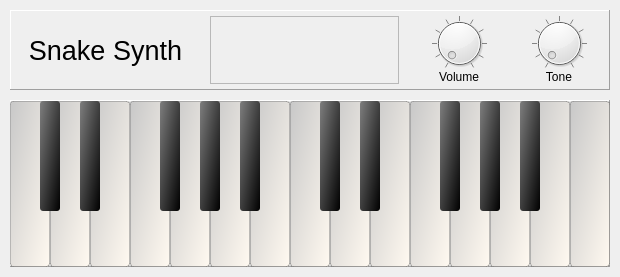
First picture: the form in ui/form.ui, repository rohan-singh1/SnakeSynth, before the edit.
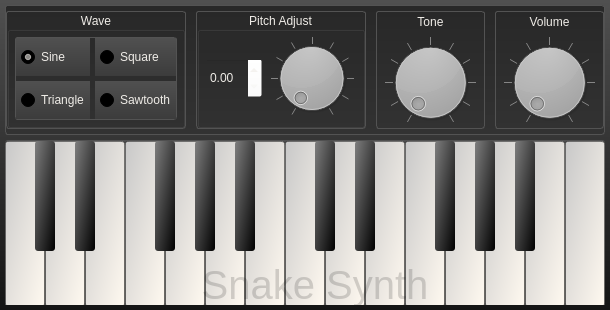
Second picture: the form after the edit.

Commit message: Added pitch adjuster knob with numeric input and waveform selector

```diff
--- a/ui/form.ui
+++ b/ui/form.ui
@@ -6,209 +6,376 @@
    <rect>
     <x>0</x>
     <y>0</y>
-    <width>620</width>
-    <height>277</height>
+    <width>610</width>
+    <height>310</height>
    </rect>
   </property>
-  <property name="sizePolicy">
-   <sizepolicy hsizetype="Fixed" vsizetype="Fixed">
-    <horstretch>0</horstretch>
-    <verstretch>0</verstretch>
-   </sizepolicy>
-  </property>
-  <property name="minimumSize">
-   <size>
-    <width>620</width>
-    <height>277</height>
-   </size>
-  </property>
-  <property name="maximumSize">
-   <size>
-    <width>620</width>
-    <height>277</height>
-   </size>
-  </property>
   <property name="windowTitle">
    <string>Snake Synth</string>
   </property>
+  <property name="styleSheet">
+   <string notr="true">background-color: qlineargradient(spread:repeat, x1:1, y1:1, x2:1, y2:0, stop:0 rgba(20, 20, 20, 255), stop:1 rgba(80, 80, 80, 255));</string>
+  </property>
   <layout class="QVBoxLayout" name="verticalLayout_3">
    <property name="spacing">
-    <number>10</number>
+    <number>5</number>
    </property>
    <property name="leftMargin">
-    <number>10</number>
+    <number>5</number>
    </property>
    <property name="topMargin">
-    <number>10</number>
+    <number>5</number>
    </property>
    <property name="rightMargin">
-    <number>10</number>
+    <number>5</number>
    </property>
    <property name="bottomMargin">
-    <number>10</number>
+    <number>5</number>
    </property>
    <item>
-    <widget class="QFrame" name="frame_2">
-     <property name="minimumSize">
-      <size>
-       <width>0</width>
-       <height>80</height>
-      </size>
-     </property>
+    <widget class="QFrame" name="control_frame">
      <property name="maximumSize">
       <size>
        <width>16777215</width>
-       <height>80</height>
+       <height>130</height>
       </size>
      </property>
+     <property name="styleSheet">
+      <string notr="true">QFrame {
+	border-radius: 3px;
+	background-color: qlineargradient(spread:repeat, x1:1, y1:1, x2:1, y2:0, stop:1 rgba(40, 40, 40, 255), stop:0 rgba(50, 50, 50, 255));
+	border: 1px solid;
+	border-color: rgb(83, 83, 83);
+}</string>
+     </property>
      <property name="frameShape">
-      <enum>QFrame::NoFrame</enum>
+      <enum>QFrame::Panel</enum>
      </property>
      <property name="frameShadow">
       <enum>QFrame::Raised</enum>
      </property>
-     <layout class="QHBoxLayout" name="horizontalLayout">
+     <layout class="QHBoxLayout" name="horizontalLayout_3">
       <property name="spacing">
-       <number>0</number>
+       <number>10</number>
       </property>
       <property name="leftMargin">
        <number>0</number>
       </property>
       <property name="topMargin">
-       <number>0</number>
+       <number>5</number>
       </property>
       <property name="rightMargin">
        <number>0</number>
       </property>
       <property name="bottomMargin">
-       <number>0</number>
+       <number>5</number>
       </property>
       <item>
-       <widget class="QFrame" name="frame_4">
+       <widget class="QFrame" name="wave_frame">
+        <property name="sizePolicy">
+         <sizepolicy hsizetype="Expanding" vsizetype="Preferred">
+          <horstretch>0</horstretch>
+          <verstretch>0</verstretch>
+         </sizepolicy>
+        </property>
         <property name="frameShape">
-         <enum>QFrame::Panel</enum>
+         <enum>QFrame::StyledPanel</enum>
         </property>
         <property name="frameShadow">
          <enum>QFrame::Raised</enum>
         </property>
-        <layout class="QHBoxLayout" name="horizontalLayout_3">
+        <layout class="QVBoxLayout" name="verticalLayout_2">
          <property name="spacing">
-          <number>10</number>
+          <number>0</number>
          </property>
          <property name="leftMargin">
           <number>0</number>
          </property>
          <property name="topMargin">
-          <number>5</number>
+          <number>0</number>
          </property>
          <property name="rightMargin">
           <number>0</number>
          </property>
          <property name="bottomMargin">
-          <number>5</number>
+          <number>0</number>
          </property>
          <item>
-          <widget class="QLabel" name="label_3">
-           <property name="font">
-            <font>
-             <pointsize>20</pointsize>
-            </font>
+          <widget class="QGroupBox" name="wave_groupBox">
+           <property name="styleSheet">
+            <string notr="true">color: rgb(239, 236, 231);
+background-color: rgba(255, 255, 255, 0);</string>
            </property>
-           <property name="text">
-            <string>Snake Synth</string>
+           <property name="title">
+            <string>Wave</string>
            </property>
            <property name="alignment">
             <set>Qt::AlignCenter</set>
            </property>
+           <layout class="QHBoxLayout" name="horizontalLayout">
+            <property name="spacing">
+             <number>5</number>
+            </property>
+            <property name="leftMargin">
+             <number>5</number>
+            </property>
+            <property name="topMargin">
+             <number>5</number>
+            </property>
+            <property name="rightMargin">
+             <number>5</number>
+            </property>
+            <property name="bottomMargin">
+             <number>5</number>
+            </property>
+            <item>
+             <widget class="QFrame" name="wave_grid">
+              <property name="frameShape">
+               <enum>QFrame::NoFrame</enum>
+              </property>
+              <property name="frameShadow">
+               <enum>QFrame::Plain</enum>
+              </property>
+              <layout class="QGridLayout" name="gridLayout">
+               <property name="leftMargin">
+                <number>0</number>
+               </property>
+               <property name="topMargin">
+                <number>0</number>
+               </property>
+               <property name="rightMargin">
+                <number>0</number>
+               </property>
+               <property name="bottomMargin">
+                <number>0</number>
+               </property>
+               <property name="spacing">
+                <number>5</number>
+               </property>
+               <item row="0" column="0">
+                <widget class="QRadioButton" name="sine">
+                 <property name="sizePolicy">
+                  <sizepolicy hsizetype="Expanding" vsizetype="Expanding">
+                   <horstretch>0</horstretch>
+                   <verstretch>0</verstretch>
+                  </sizepolicy>
+                 </property>
+                 <property name="minimumSize">
+                  <size>
+                   <width>0</width>
+                   <height>30</height>
+                  </size>
+                 </property>
+                 <property name="styleSheet">
+                  <string notr="true">background-color: qlineargradient(spread:repeat, x1:1, y1:1, x2:1, y2:0, stop:0 rgba(60, 60, 60, 255), stop:1 rgba(80, 80, 80, 255));
+padding: 5px;</string>
+                 </property>
+                 <property name="text">
+                  <string>Sine</string>
+                 </property>
+                 <property name="checked">
+                  <bool>true</bool>
+                 </property>
+                </widget>
+               </item>
+               <item row="3" column="0">
+                <widget class="QRadioButton" name="triangle">
+                 <property name="sizePolicy">
+                  <sizepolicy hsizetype="Expanding" vsizetype="Expanding">
+                   <horstretch>0</horstretch>
+                   <verstretch>0</verstretch>
+                  </sizepolicy>
+                 </property>
+                 <property name="minimumSize">
+                  <size>
+                   <width>0</width>
+                   <height>30</height>
+                  </size>
+                 </property>
+                 <property name="styleSheet">
+                  <string notr="true">background-color: qlineargradient(spread:repeat, x1:1, y1:1, x2:1, y2:0, stop:0 rgba(60, 60, 60, 255), stop:1 rgba(80, 80, 80, 255));
+padding: 5px;</string>
+                 </property>
+                 <property name="text">
+                  <string>Triangle</string>
+                 </property>
+                </widget>
+               </item>
+               <item row="0" column="1">
+                <widget class="QRadioButton" name="square">
+                 <property name="sizePolicy">
+                  <sizepolicy hsizetype="Expanding" vsizetype="Expanding">
+                   <horstretch>0</horstretch>
+                   <verstretch>0</verstretch>
+                  </sizepolicy>
+                 </property>
+                 <property name="minimumSize">
+                  <size>
+                   <width>0</width>
+                   <height>30</height>
+                  </size>
+                 </property>
+                 <property name="styleSheet">
+                  <string notr="true">background-color: qlineargradient(spread:repeat, x1:1, y1:1, x2:1, y2:0, stop:0 rgba(60, 60, 60, 255), stop:1 rgba(80, 80, 80, 255));
+padding: 5px;</string>
+                 </property>
+                 <property name="text">
+                  <string>Square</string>
+                 </property>
+                </widget>
+               </item>
+               <item row="3" column="1">
+                <widget class="QRadioButton" name="sawtooth">
+                 <property name="sizePolicy">
+                  <sizepolicy hsizetype="Expanding" vsizetype="Expanding">
+                   <horstretch>0</horstretch>
+                   <verstretch>0</verstretch>
+                  </sizepolicy>
+                 </property>
+                 <property name="minimumSize">
+                  <size>
+                   <width>0</width>
+                   <height>30</height>
+                  </size>
+                 </property>
+                 <property name="styleSheet">
+                  <string notr="true">background-color: qlineargradient(spread:repeat, x1:1, y1:1, x2:1, y2:0, stop:0 rgba(60, 60, 60, 255), stop:1 rgba(80, 80, 80, 255));
+padding: 5px;</string>
+                 </property>
+                 <property name="text">
+                  <string>Sawtooth</string>
+                 </property>
+                </widget>
+               </item>
+              </layout>
+             </widget>
+            </item>
+           </layout>
           </widget>
          </item>
+        </layout>
+       </widget>
+      </item>
+      <item>
+       <widget class="QFrame" name="pitch_frame">
+        <property name="sizePolicy">
+         <sizepolicy hsizetype="Expanding" vsizetype="Preferred">
+          <horstretch>0</horstretch>
+          <verstretch>0</verstretch>
+         </sizepolicy>
+        </property>
+        <property name="frameShape">
+         <enum>QFrame::StyledPanel</enum>
+        </property>
+        <property name="frameShadow">
+         <enum>QFrame::Raised</enum>
+        </property>
+        <layout class="QVBoxLayout" name="verticalLayout">
+         <property name="spacing">
+          <number>0</number>
+         </property>
+         <property name="leftMargin">
+          <number>0</number>
+         </property>
+         <property name="topMargin">
+          <number>0</number>
+         </property>
+         <property name="rightMargin">
+          <number>0</number>
+         </property>
+         <property name="bottomMargin">
+          <number>0</number>
+         </property>
          <item>
-          <widget class="QFrame" name="frame_5">
-           <property name="frameShape">
-            <enum>QFrame::StyledPanel</enum>
+          <widget class="QGroupBox" name="pitch_groupBox">
+           <property name="styleSheet">
+            <string notr="true">color: rgb(239, 236, 231);
+background-color: rgba(255, 255, 255, 0);</string>
            </property>
-           <property name="frameShadow">
-            <enum>QFrame::Raised</enum>
+           <property name="title">
+            <string>Pitch Adjust</string>
            </property>
-          </widget>
-         </item>
-         <item>
-          <widget class="QFrame" name="frame_3">
-           <property name="frameShape">
-            <enum>QFrame::NoFrame</enum>
-           </property>
-           <property name="frameShadow">
-            <enum>QFrame::Raised</enum>
+           <property name="alignment">
+            <set>Qt::AlignCenter</set>
            </property>
            <layout class="QHBoxLayout" name="horizontalLayout_2">
             <property name="spacing">
              <number>0</number>
             </property>
             <property name="leftMargin">
-             <number>0</number>
+             <number>5</number>
             </property>
             <property name="topMargin">
-             <number>0</number>
+             <number>5</number>
             </property>
             <property name="rightMargin">
              <number>0</number>
             </property>
             <property name="bottomMargin">
-             <number>0</number>
+             <number>5</number>
             </property>
             <item>
-             <layout class="QVBoxLayout" name="verticalLayout">
-              <property name="rightMargin">
-               <number>0</number>
+             <widget class="QDoubleSpinBox" name="pitch_doubleSpinBox">
+              <property name="sizePolicy">
+               <sizepolicy hsizetype="Expanding" vsizetype="Fixed">
+                <horstretch>0</horstretch>
+                <verstretch>0</verstretch>
+               </sizepolicy>
               </property>
-              <item>
-               <widget class="QDial" name="volume_knob">
-                <property name="notchTarget">
-                 <double>10.000000000000000</double>
-                </property>
-                <property name="notchesVisible">
-                 <bool>true</bool>
-                </property>
-               </widget>
-              </item>
-              <item>
-               <widget class="QLabel" name="label">
-                <property name="text">
-                 <string>Volume</string>
-                </property>
-                <property name="alignment">
-                 <set>Qt::AlignCenter</set>
-                </property>
-               </widget>
-              </item>
-             </layout>
+              <property name="minimumSize">
+               <size>
+                <width>0</width>
+                <height>40</height>
+               </size>
+              </property>
+              <property name="styleSheet">
+               <string notr="true">color: rgba(255, 255, 255, 100);
+background-color: qlineargradient(spread:repeat, x1:1, y1:1, x2:1, y2:0, stop:0 rgba(30, 30, 30, 255), stop:1 rgba(50, 50, 50, 255));
+border-color: qlineargradient(spread:repeat, x1:1, y1:1, x2:1, y2:0, stop:0 rgba(0, 0, 0, 255), stop:1 rgba(111, 111, 111, 255));
+border-radius: 3px;
+
+QSpinBox::up-button {
+border: none;
+	background-color: rgb(155, 155, 155);
+	background-color: rgb(255, 3, 0);
+}
+
+
+QSpinBox::up-arrow {
+border: none;
+	background-color: rgb(155, 155, 155);
+	background-color: rgb(255, 3, 0);
+}</string>
+              </property>
+             </widget>
             </item>
             <item>
-             <layout class="QVBoxLayout" name="verticalLayout_2">
-              <item>
-               <widget class="QDial" name="tone_knob">
-                <property name="wrapping">
-                 <bool>false</bool>
-                </property>
-                <property name="notchTarget">
-                 <double>10.000000000000000</double>
-                </property>
-                <property name="notchesVisible">
-                 <bool>true</bool>
-                </property>
-               </widget>
-              </item>
-              <item>
-               <widget class="QLabel" name="label_2">
-                <property name="text">
-                 <string>Tone</string>
-                </property>
-                <property name="alignment">
-                 <set>Qt::AlignCenter</set>
-                </property>
-               </widget>
-              </item>
-             </layout>
+             <widget class="QDial" name="pitch_knob">
+              <property name="sizePolicy">
+               <sizepolicy hsizetype="Minimum" vsizetype="Preferred">
+                <horstretch>0</horstretch>
+                <verstretch>0</verstretch>
+               </sizepolicy>
+              </property>
+              <property name="maximumSize">
+               <size>
+                <width>16777215</width>
+                <height>120</height>
+               </size>
+              </property>
+              <property name="styleSheet">
+               <string notr="true">background-color: qlineargradient(spread:repeat, x1:1, y1:1, x2:1, y2:0, stop:0 rgba(0, 0, 0, 255), stop:1 rgba(111, 111, 111, 255));</string>
+              </property>
+              <property name="wrapping">
+               <bool>false</bool>
+              </property>
+              <property name="notchTarget">
+               <double>10.000000000000000</double>
+              </property>
+              <property name="notchesVisible">
+               <bool>true</bool>
+              </property>
+             </widget>
             </item>
            </layout>
           </widget>
@@ -216,22 +383,170 @@
         </layout>
        </widget>
       </item>
+      <item>
+       <widget class="QFrame" name="tone_frame">
+        <property name="sizePolicy">
+         <sizepolicy hsizetype="Expanding" vsizetype="Preferred">
+          <horstretch>0</horstretch>
+          <verstretch>0</verstretch>
+         </sizepolicy>
+        </property>
+        <property name="frameShape">
+         <enum>QFrame::StyledPanel</enum>
+        </property>
+        <property name="frameShadow">
+         <enum>QFrame::Raised</enum>
+        </property>
+        <layout class="QVBoxLayout" name="verticalLayout_5">
+         <property name="spacing">
+          <number>5</number>
+         </property>
+         <property name="leftMargin">
+          <number>0</number>
+         </property>
+         <property name="topMargin">
+          <number>0</number>
+         </property>
+         <property name="rightMargin">
+          <number>0</number>
+         </property>
+         <property name="bottomMargin">
+          <number>0</number>
+         </property>
+         <item>
+          <widget class="QLabel" name="tonelabel">
+           <property name="minimumSize">
+            <size>
+             <width>0</width>
+             <height>20</height>
+            </size>
+           </property>
+           <property name="maximumSize">
+            <size>
+             <width>16777215</width>
+             <height>40</height>
+            </size>
+           </property>
+           <property name="styleSheet">
+            <string notr="true">color: rgb(239, 236, 231);
+background-color: rgba(255, 255, 255, 0);
+border: none;</string>
+           </property>
+           <property name="text">
+            <string>Tone</string>
+           </property>
+           <property name="alignment">
+            <set>Qt::AlignCenter</set>
+           </property>
+          </widget>
+         </item>
+         <item>
+          <widget class="QDial" name="tone_knob">
+           <property name="maximumSize">
+            <size>
+             <width>16777215</width>
+             <height>120</height>
+            </size>
+           </property>
+           <property name="wrapping">
+            <bool>false</bool>
+           </property>
+           <property name="notchTarget">
+            <double>10.000000000000000</double>
+           </property>
+           <property name="notchesVisible">
+            <bool>true</bool>
+           </property>
+          </widget>
+         </item>
+        </layout>
+       </widget>
+      </item>
+      <item>
+       <widget class="QFrame" name="volume_frame">
+        <property name="sizePolicy">
+         <sizepolicy hsizetype="Expanding" vsizetype="Preferred">
+          <horstretch>0</horstretch>
+          <verstretch>0</verstretch>
+         </sizepolicy>
+        </property>
+        <property name="frameShape">
+         <enum>QFrame::StyledPanel</enum>
+        </property>
+        <property name="frameShadow">
+         <enum>QFrame::Raised</enum>
+        </property>
+        <layout class="QVBoxLayout" name="verticalLayout_6">
+         <property name="spacing">
+          <number>5</number>
+         </property>
+         <property name="leftMargin">
+          <number>0</number>
+         </property>
+         <property name="topMargin">
+          <number>0</number>
+         </property>
+         <property name="rightMargin">
+          <number>0</number>
+         </property>
+         <property name="bottomMargin">
+          <number>0</number>
+         </property>
+         <item>
+          <widget class="QLabel" name="volume_label">
+           <property name="minimumSize">
+            <size>
+             <width>0</width>
+             <height>20</height>
+            </size>
+           </property>
+           <property name="maximumSize">
+            <size>
+             <width>16777215</width>
+             <height>40</height>
+            </size>
+           </property>
+           <property name="styleSheet">
+            <string notr="true">color: rgb(239, 236, 231);
+background-color: rgba(255, 255, 255, 0);
+border: none;</string>
+           </property>
+           <property name="text">
+            <string>Volume</string>
+           </property>
+           <property name="alignment">
+            <set>Qt::AlignCenter</set>
+           </property>
+          </widget>
+         </item>
+         <item>
+          <widget class="QDial" name="volume_knob">
+           <property name="maximumSize">
+            <size>
+             <width>16777215</width>
+             <height>120</height>
+            </size>
+           </property>
+           <property name="notchTarget">
+            <double>10.000000000000000</double>
+           </property>
+           <property name="notchesVisible">
+            <bool>true</bool>
+           </property>
+          </widget>
+         </item>
+        </layout>
+       </widget>
+      </item>
      </layout>
     </widget>
    </item>
    <item>
-    <widget class="QFrame" name="frame">
-     <property name="minimumSize">
-      <size>
-       <width>600</width>
-       <height>167</height>
-      </size>
-     </property>
-     <property name="maximumSize">
-      <size>
-       <width>600</width>
-       <height>167</height>
-      </size>
+    <widget class="QFrame" name="keys_frame">
+     <property name="styleSheet">
+      <string notr="true">QFrame {
+border-radius: 3px;
+}</string>
      </property>
      <property name="frameShape">
       <enum>QFrame::Panel</enum>
@@ -974,6 +1289,40 @@
        <bool>false</bool>
       </property>
      </widget>
+     <widget class="QLabel" name="snake_synth_label">
+      <property name="geometry">
+       <rect>
+        <x>10</x>
+        <y>120</y>
+        <width>600</width>
+        <height>50</height>
+       </rect>
+      </property>
+      <property name="sizePolicy">
+       <sizepolicy hsizetype="Minimum" vsizetype="Preferred">
+        <horstretch>0</horstretch>
+        <verstretch>0</verstretch>
+       </sizepolicy>
+      </property>
+      <property name="font">
+       <font>
+        <pointsize>30</pointsize>
+       </font>
+      </property>
+      <property name="styleSheet">
+       <string notr="true">color: rgb(239, 236, 231);
+background-color: rgba(255, 255, 255, 0);
+border-color: qlineargradient(spread:repeat, x1:1, y1:1, x2:1, y2:0, stop:0 rgba(0, 0, 0, 255), stop:1 rgba(111, 111, 111, 255));
+padding: 5px;
+color: rgba(0, 0, 0, 40);</string>
+      </property>
+      <property name="text">
+       <string>Snake Synth</string>
+      </property>
+      <property name="alignment">
+       <set>Qt::AlignCenter</set>
+      </property>
+     </widget>
     </widget>
    </item>
   </layout>
```
